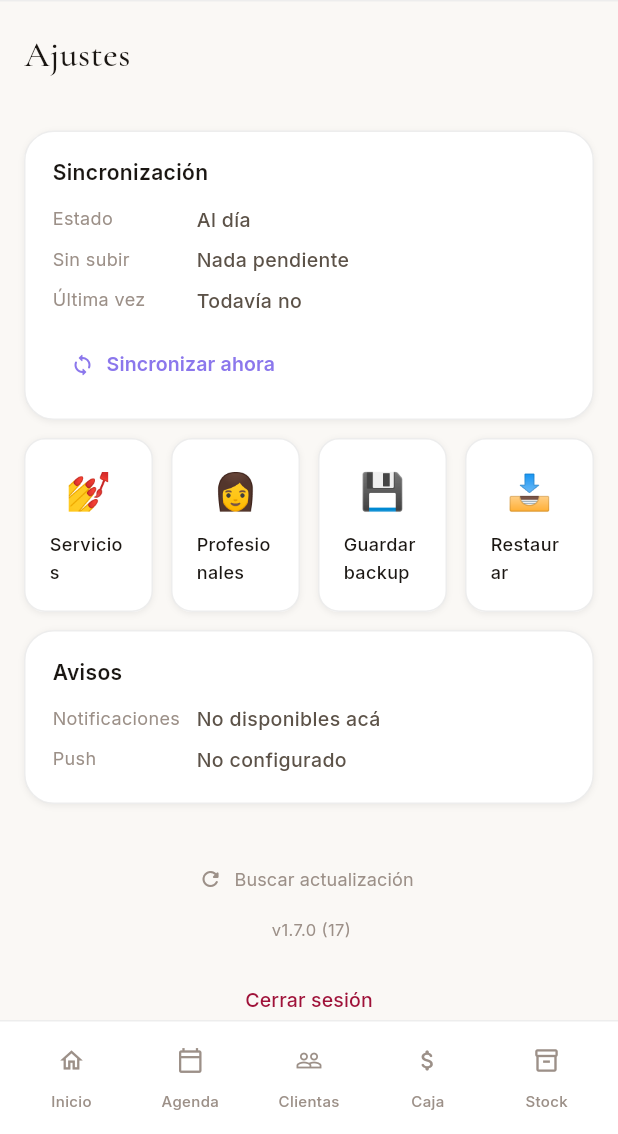
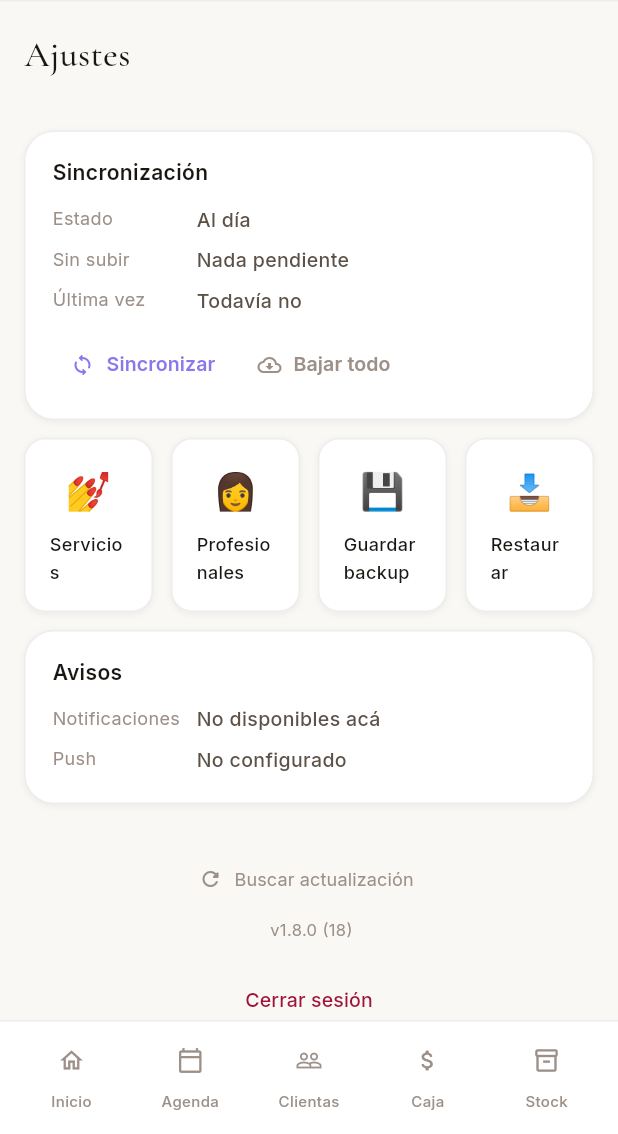
Before and after one commit to santiagoadet7823-dev/mirame-app, a Flutter app: the AppShell screen opened by its route, after a tap on the "settings" icon, on a phone screen of 412 x 824 dp, the part 102-1236 px from its top. Run offline on Flutter 3.47's test engine with Material 3 defaults, Android fonts, the phone set to English and light mode, and no system bars; our stand-ins replace connectivity_plus, dio, drift, drift_flutter, firebase_core, firebase_messaging and 10 more; missing offline and left inert: file_selector; accounts and stored records are empty; generated files the repository leaves out were written again; network calls fail; statements that could not run were skipped.

Commit message:
feat(sync): agrega "Bajar todo" y tolera filas que no se pueden aplicar
Los movimientos de agosto no llegan a un telefono aunque estan en el servidor.
Un test descarta la consulta del mes: trae los dos bordes de agosto y ninguno
de los meses vecinos. O sea que las filas no estan en el dispositivo, y el
problema es la bajada.

No tengo la causa exacta todavia. La hipotesis es el cursor de "que cambio
desde la ultima vez", pero no se da por buena sin comprobarla, asi que se
agrega la herramienta que ademas sirve de diagnostico:

"Bajar todo" borra los cursores y vuelve a pedir cada tabla entera. No borra
nada local —el pull hace upsert por id— asi que es seguro correrlo siempre.
Si con eso aparece agosto, era el cursor.

Aparte, una fila que no se puede escribir ya no cuesta las que vienen detras:
antes un solo registro raro a mitad de la lista dejaba el resto del mes sin
bajar. Ahora se saltea y el cursor NO avanza mas alla de ella, para que el
proximo pull la reintente en vez de perderla para siempre.

```diff
--- a/app_flutter/lib/features/settings/settings_view.dart
+++ b/app_flutter/lib/features/settings/settings_view.dart
@@ -80,15 +80,32 @@ class SettingsView extends ConsumerWidget {
                     : _hora(sync.ultimoOk!),
               ),
             ],
-            accion: TextButton.icon(
+            accion: Row(
+              children: [
+                TextButton.icon(
                   onPressed: () =>
                       ref.read(syncProvider.notifier).sincronizar(),
                   icon: const Icon(Icons.sync_rounded,
                       size: 16, color: MColors.brand),
                   label: Text(
-                'Sincronizar ahora',
+                    'Sincronizar',
                     style: sans(size: 13, weight: 600, color: MColors.brand),
                   ),
+                ),
+                // Un sync normal solo pide lo NUEVO. Si un dispositivo quedó
+                // con datos a medias, hay que pedir todo otra vez, y sin esto
+                // la única salida era desinstalar.
+                TextButton.icon(
+                  onPressed: () =>
+                      ref.read(syncProvider.notifier).resincronizarTodo(),
+                  icon: const Icon(Icons.cloud_download_outlined,
+                      size: 16, color: MColors.tMuted),
+                  label: Text(
+                    'Bajar todo',
+                    style: sans(size: 13, weight: 600, color: MColors.tMuted),
+                  ),
+                ),
+              ],
             ),
           ),
         ),
--- a/app_flutter/pubspec.yaml
+++ b/app_flutter/pubspec.yaml
@@ -5,7 +5,7 @@ publish_to: none
 # versionName + versionCode salen de acá. El versionCode (después del +)
 # SIEMPRE sube en 1 y NUNCA baja: Android rechaza instalar uno menor y eso
 # deja a la flota trabada sin arreglo remoto. Usar scripts/bump-version.sh.
-version: 1.7.0+17
+version: 1.8.0+18
 
 environment:
   sdk: ">=3.4.0 <4.0.0"
```
Also changed, not shown: app_flutter/lib/data/sync/sync_engine.dart (+36 -1 lines), 1 other file. Lines whose indentation alone changed are shown as unchanged.
